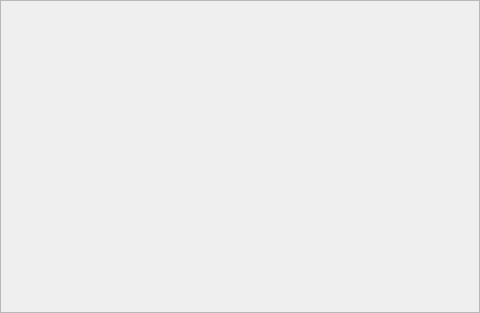
First picture: the form in ServerListForm.ui, repository Sobaka12345/MistaSnake, before the edit.
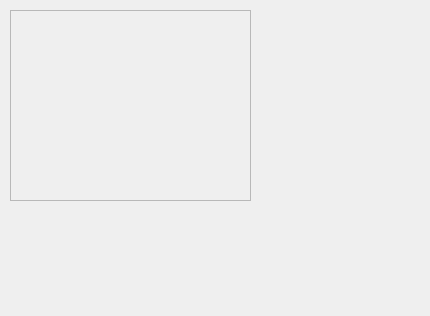
Second picture: the form after the edit.

Patch:
```diff
--- a/ServerListForm.ui
+++ b/ServerListForm.ui
@@ -1,18 +1,41 @@
 <?xml version="1.0" encoding="UTF-8"?>
 <ui version="4.0">
  <class>ServerListForm</class>
- <widget class="QScrollArea" name="ServerListForm">
+ <widget class="QWidget" name="ServerListForm">
   <property name="geometry">
    <rect>
     <x>0</x>
     <y>0</y>
-    <width>480</width>
-    <height>313</height>
+    <width>430</width>
+    <height>316</height>
    </rect>
   </property>
   <property name="windowTitle">
    <string>ScrollArea</string>
   </property>
+  <widget class="QScrollArea" name="playerScrollArea">
+   <property name="geometry">
+    <rect>
+     <x>10</x>
+     <y>10</y>
+     <width>241</width>
+     <height>191</height>
+    </rect>
+   </property>
+   <property name="widgetResizable">
+    <bool>true</bool>
+   </property>
+   <widget class="QWidget" name="scrollAreaWidgetContents">
+    <property name="geometry">
+     <rect>
+      <x>0</x>
+      <y>0</y>
+      <width>239</width>
+      <height>189</height>
+     </rect>
+    </property>
+   </widget>
+  </widget>
  </widget>
  <resources/>
  <connections/>
```
Left out of the diff: 2 changed lines with no effect on the pictures.
